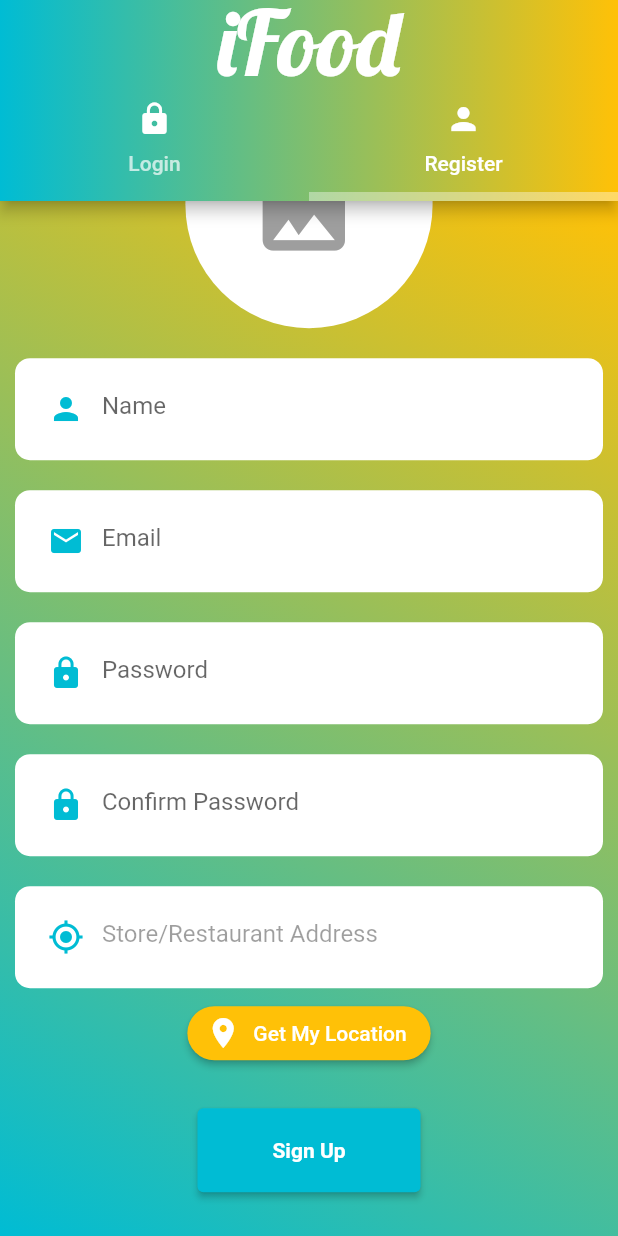
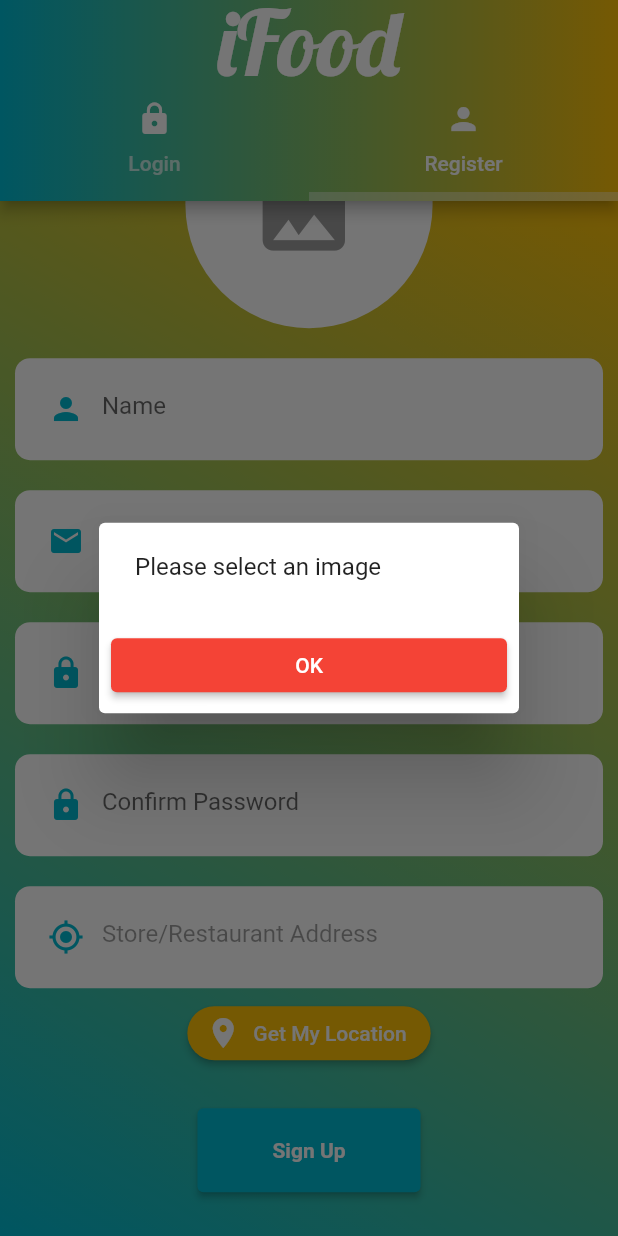
Before and after one commit to joelowrance/flutter-food-app, a Flutter app: the AuthScreen screen opened directly, tab 2 chosen, scrolled down 90 dp, after a tap on "Sign Up", on a phone screen of 412 x 824 dp. Run offline on Flutter 3.47's test engine with Material 2 defaults, Android fonts, the phone set to English and light mode, and no system bars; our stand-ins replace firebase_core, geocoding, geolocator, image_picker; accounts and stored records are empty.

```diff
--- a/sellers/lib/authentication/login.dart
+++ b/sellers/lib/authentication/login.dart
@@ -22,7 +22,7 @@ class _LoginScreenState extends State<LoginScreen> {
           Container(
             alignment: Alignment.bottomCenter,
             child: Padding(
-              padding: EdgeInsets.all(15),
+              padding: const EdgeInsets.all(15),
               child: Image.asset(
                 "images/seller.png",
                 height: 270,
--- a/sellers/lib/authentication/register.dart
+++ b/sellers/lib/authentication/register.dart
@@ -5,6 +5,7 @@ import 'package:geocoding/geocoding.dart';
 import 'package:geolocator/geolocator.dart';
 import 'package:image_picker/image_picker.dart';
 import 'package:sellers_app/widgets/custom_text_field.dart';
+import 'package:sellers_app/widgets/error_dialog.dart';
 
 class RegisterScreen extends StatefulWidget {
   const RegisterScreen({Key? key}) : super(key: key);
@@ -44,6 +45,39 @@ class _RegisterScreenState extends State<RegisterScreen> {
     String completeAddress =
         '${pmark.subThoroughfare} ${pmark.thoroughfare}, ${pmark.subLocality} ${pmark.locality} ${pmark.subAdministrativeArea}, ${pmark.administrativeArea} ${pmark.postalCode}, ${pmark.country}';
     locationController.text = completeAddress;
+  }
+
+  Future<void> formValidation() async {
+    if (imageXFile == null) {
+      showDialog(
+          context: context,
+          builder: (c) {
+            return const ErrorDialog(message: "Please select an image");
+          });
+    } else {
+      if (passwordController.text == confirmPasswordController.text) {
+        if (confirmPasswordController.text.isNotEmpty &&
+            emailController.text.isNotEmpty &&
+            nameController.text.isNotEmpty &&
+            locationController.text.isNotEmpty &&
+            phoneController.text.isNotEmpty) {
+          // start uploading the image
+        } else {
+          showDialog(
+              context: context,
+              builder: (c) {
+                return const ErrorDialog(message: "All fields are required.");
+              });
+        }
+      } else {
+        showDialog(
+            context: context,
+            builder: (c) {
+              return const ErrorDialog(
+                  message: "Password and confirmation do not match");
+            });
+      }
+    }
   }
 
   Future<void> _getImage() async {
@@ -148,7 +182,7 @@ class _RegisterScreenState extends State<RegisterScreen> {
           ),
           ElevatedButton(
             onPressed: () {
-              //getCurrentLocation();
+              formValidation();
             },
             style: ElevatedButton.styleFrom(
                 backgroundColor: Colors.cyan,
--- a/sellers/lib/widgets/error_dialog.dart
+++ b/sellers/lib/widgets/error_dialog.dart
@@ -3,7 +3,7 @@ import 'package:flutter/material.dart';
 class ErrorDialog extends StatelessWidget {
   final String? message;
 
-  ErrorDialog({this.message}) {}
+  const ErrorDialog({super.key, this.message});
 
   @override
   Widget build(BuildContext context) {
@@ -12,11 +12,11 @@ class ErrorDialog extends StatelessWidget {
       content: Text(message!),
       actions: [
         ElevatedButton(
-          child: Center(child: Text("OK")),
           style: ElevatedButton.styleFrom(backgroundColor: Colors.red),
           onPressed: () {
             Navigator.pop(context);
           },
+          child: const Center(child: Text("OK")),
         )
       ],
     );
```
